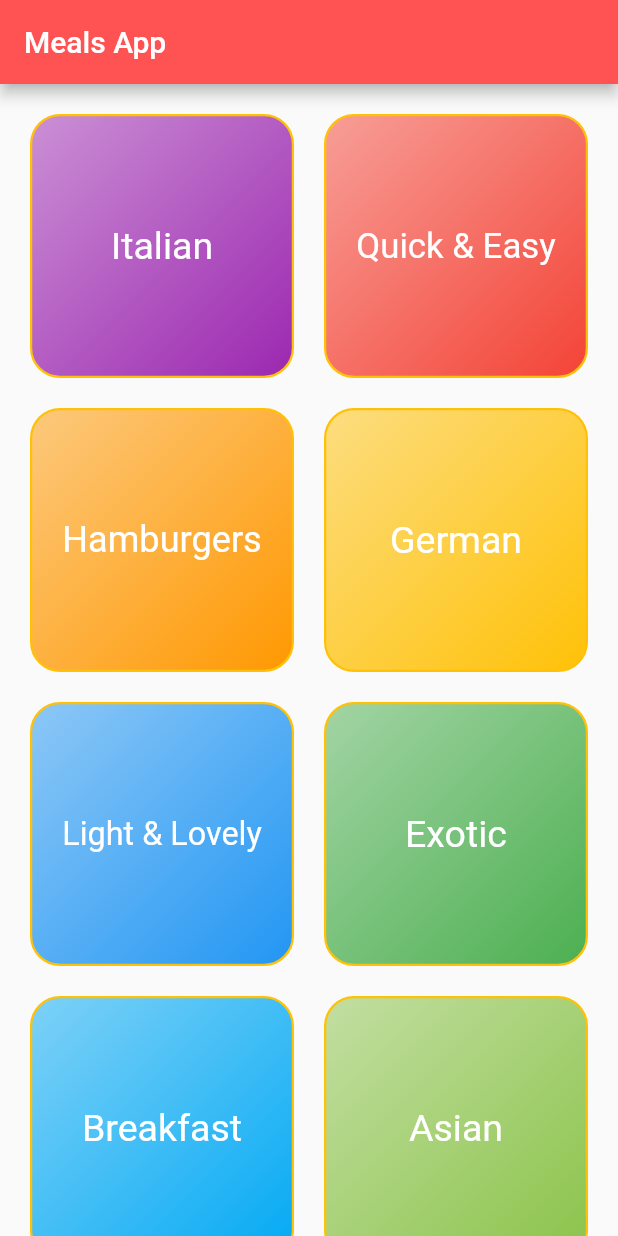
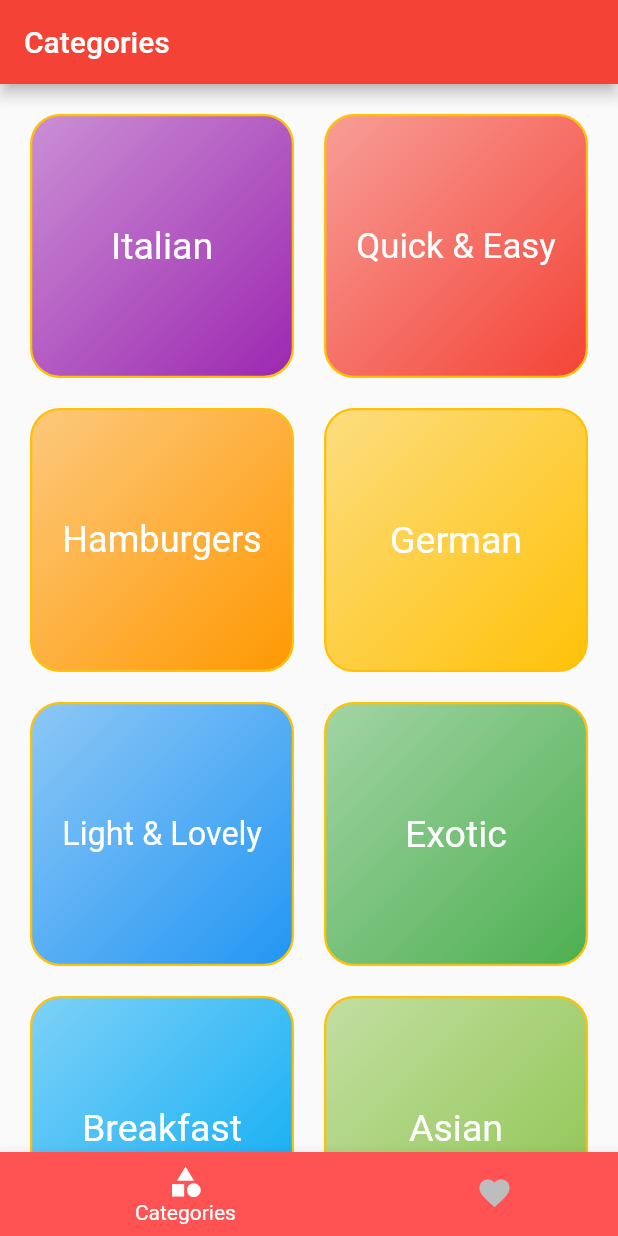
Before and after one commit to rijin-23/meals_app, a Flutter app: the screen it shows after launch, on a phone screen of 412 x 824 dp. Run offline on Flutter 3.47's test engine with Material 2 defaults, Android fonts, the phone set to English and light mode, and no system bars.

```diff
--- a/lib/main.dart
+++ b/lib/main.dart
@@ -1,7 +1,8 @@
 import 'package:flutter/material.dart';
+
+import 'package:meals_app/screens/tabScreen.dart';
 import 'screens/meal_details_screen.dart';
 import 'screens/recipes_screen.dart';
-import 'screens/categories_screen.dart';
 
 void main() {
   runApp(MyApp());
@@ -13,13 +14,7 @@ class MyApp extends StatelessWidget {
     return MaterialApp(
       theme:
           ThemeData(primarySwatch: Colors.red, accentColor: Colors.redAccent),
-      home: Scaffold(
-        appBar: AppBar(
-          title: Text('Meals App'),
-          backgroundColor: Colors.redAccent,
-        ),
-        body: Categories_Screen(),
-      ),
+      home: TabScreen(),
       routes: {
         '/recipes': (context) => Recipes_Screen(),
         '/meal_details': (context) => Meal_Details_Screen()
--- /dev/null
+++ b/lib/screens/tabScreen.dart
@@ -0,0 +1,52 @@
+import 'package:flutter/material.dart';
+
+import 'favorites_screen.dart';
+import 'categories_screen.dart';
+
+class TabScreen extends StatefulWidget {
+  @override
+  _TabScreenState createState() => _TabScreenState();
+}
+
+class _TabScreenState extends State<TabScreen> {
+  final List<Map<String, dynamic>> _screens = [
+    {'page': Categories_Screen(), 'title': 'Categories'},
+    {'page': Favorites_Screen(), 'title': 'Favorites'}
+  ];
+
+  int _selectedTabIndex = 0;
+
+  void _selectedTab(int index) {
+    setState(() {
+      _selectedTabIndex = index;
+    });
+  }
+
+  @override
+  Widget build(BuildContext context) {
+    return Scaffold(
+      appBar: AppBar(
+        title: Text(_screens[_selectedTabIndex]['title']),
+      ),
+      body: _screens[_selectedTabIndex]['page'],
+      bottomNavigationBar: BottomNavigationBar(
+        items: [
+          BottomNavigationBarItem(
+              backgroundColor: Theme.of(context).accentColor,
+              icon: Icon(Icons.category),
+              title: Text('Categories')),
+          BottomNavigationBarItem(
+              backgroundColor: Theme.of(context).accentColor,
+              icon: Icon(Icons.favorite),
+              title: Text('Favorites')),
+        ],
+        onTap: _selectedTab,
+        backgroundColor: Theme.of(context).accentColor,
+        selectedItemColor: Colors.white,
+        unselectedItemColor: Colors.grey[400],
+        currentIndex: _selectedTabIndex,
+        type: BottomNavigationBarType.shifting,
+      ),
+    );
+  }
+}
```
Also changed, not shown: lib/screens/favorites_screen.dart (added, +8 -0 lines), lib/screens/meal_details_screen.dart (+18 -5 lines).
